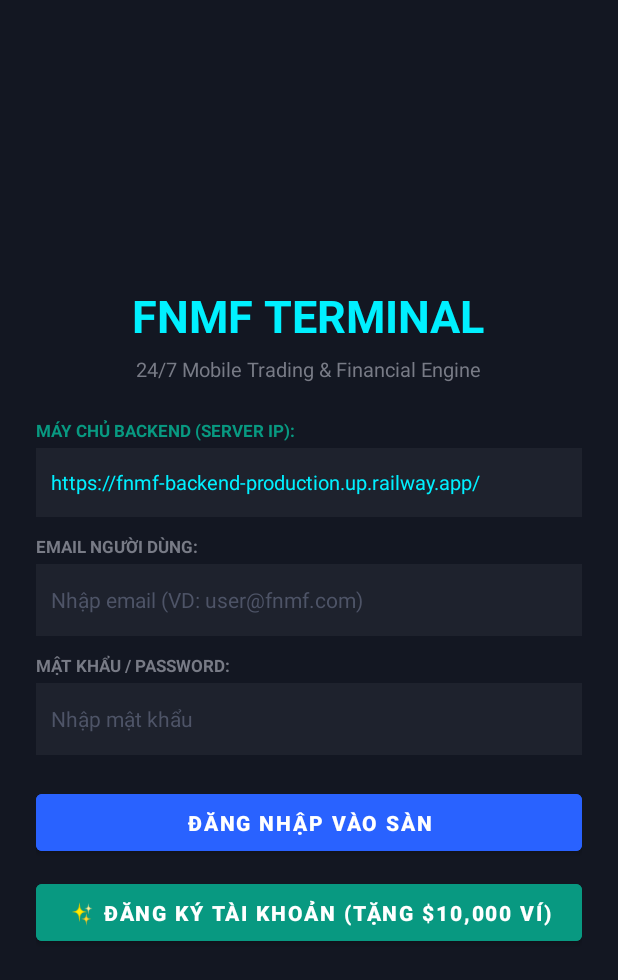
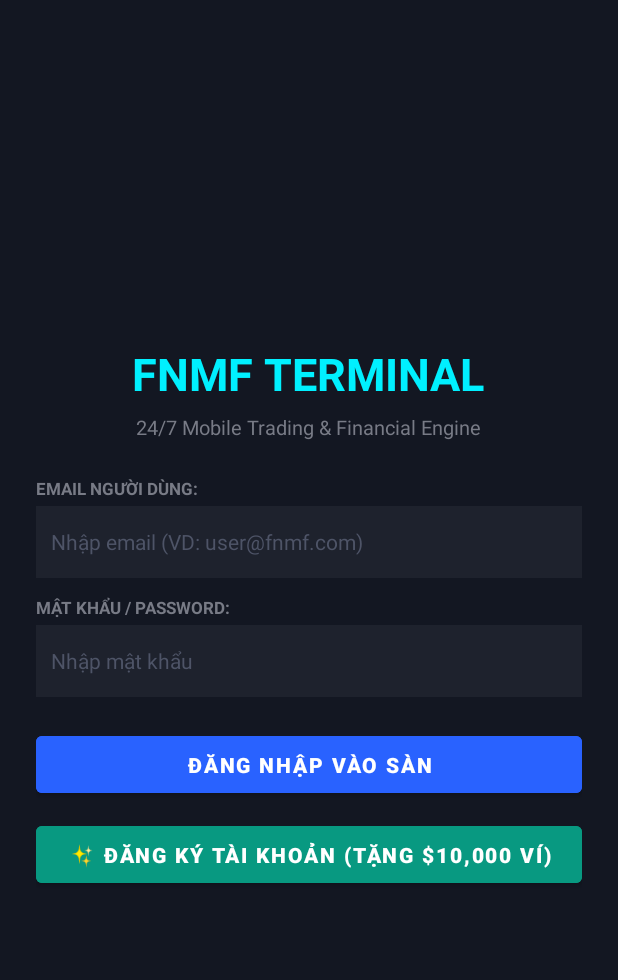
Before and after one commit to megatron69-26/fnmf-app, an Android app: the screen it shows after launch (Activity1), after a tap on "ĐĂNG NHẬP VÀO SÀN", on a phone screen of 412 x 824 dp. Shown: the top 980 px of the screen. Run offline under Robolectric (Android 15) with nearby library versions, the light colour scheme and no system bars.

Commit message:
feat(network): lock application to Railway Cloud and update FNMF-v1.1.15-Market-Failover.apk

```diff
--- a/app/src/main/java/com/example/nhumonglenh/Activity1.kt
+++ b/app/src/main/java/com/example/nhumonglenh/Activity1.kt
@@ -22,9 +22,9 @@ import retrofit2.Response
  * =====================================================================
  * ACTIVITY 1 - MÀN HÌNH ĐĂNG NHẬP & ĐĂNG KÝ (AUTH ENTRYPOINT)
  * =====================================================================
- * 1. ĐĂNG NHẬP (LOGIN): Dùng Username & Password
- * 2. ĐĂNG KÝ (REGISTER): Chỉ cần Username & Password -> Tự cấp ví $10,000 USD
- * 3. SERVER CONFIG: Cho phép chỉnh sửa và lưu Server IP Laptop linh hoạt
+ * 1. ĐĂNG NHẬP (LOGIN): Dùng Email & Password
+ * 2. ĐĂNG KÝ (REGISTER): Chỉ cần Email & Password -> Tự cấp ví $10,000 USD
+ * 3. KẾT NỐI: Luôn sử dụng Railway Cloud Backend của bản production
  * =====================================================================
  */
 class Activity1 : AppCompatActivity() {
@@ -35,17 +35,14 @@ class Activity1 : AppCompatActivity() {
         setContentView(R.layout.layout_activity1)
         Log.d(TAG, "Activity1 onCreate")
 
-        val etServerUrl = findViewById<EditText>(R.id.etServerUrl)
         val etEmail = findViewById<EditText>(R.id.etEmail)
         val etPassword = findViewById<EditText>(R.id.etPassword)
         val btnLogin = findViewById<Button>(R.id.btnLogin)
         val btnRegister = findViewById<Button>(R.id.btnRegister)
 
-        // 1. Tải cấu hình Server URL đã lưu và tự động migrate sang Railway Cloud
+        // 1. Khóa ứng dụng vào Railway Cloud và dọn URL LAN/custom đã lưu từ bản cũ.
         val prefs = getSharedPreferences(NetworkConfig.PREFS_NAME, Context.MODE_PRIVATE)
-        val savedServerUrl = NetworkConfig.getOrMigrateServerUrl(prefs)
-        RetrofitClient.updateBaseUrl(savedServerUrl)
-        etServerUrl.setText(savedServerUrl)
+        RetrofitClient.updateBaseUrl(NetworkConfig.getOrMigrateServerUrl(prefs))
 
         // Di chuyển SharedPreferences từ saved_username sang saved_email (chạy đúng 1 lần)
         when (val migration = NetworkConfig.migrateSavedAccount(prefs)) {
@@ -83,7 +80,6 @@ class Activity1 : AppCompatActivity() {
 
         // 2. Xử lý ĐĂNG NHẬP
         btnLogin.setOnClickListener {
-            val serverUrl = prepareServerUrl(etServerUrl.text.toString().trim(), prefs)
             val rawEmail = etEmail.text.toString().trim()
             val password = etPassword.text.toString() // Không trim mật khẩu
 
@@ -134,7 +130,6 @@ class Activity1 : AppCompatActivity() {
 
         // 3. Xử lý ĐĂNG KÝ TÀI KHOẢN MỚI (CHỈ CẦN EMAIL & PASSWORD)
         btnRegister.setOnClickListener {
-            val serverUrl = prepareServerUrl(etServerUrl.text.toString().trim(), prefs)
             val rawEmail = etEmail.text.toString().trim()
             val password = etPassword.text.toString() // Không trim mật khẩu
 
@@ -200,12 +195,6 @@ class Activity1 : AppCompatActivity() {
         }
     }
 
-    private fun prepareServerUrl(rawUrl: String, prefs: android.content.SharedPreferences): String {
-        val serverUrl = NetworkConfig.saveUserConfiguredUrl(prefs, rawUrl)
-        RetrofitClient.updateBaseUrl(serverUrl)
-        return serverUrl
-    }
-
     private fun saveToken(token: String) {
         com.example.nhumonglenh.data.local.AuthSessionManager.saveToken(this, token)
     }
--- a/app/src/main/java/com/example/nhumonglenh/data/remote/NetworkConfig.kt
+++ b/app/src/main/java/com/example/nhumonglenh/data/remote/NetworkConfig.kt
@@ -17,7 +17,7 @@ object NetworkConfig {
     const val KEY_CONFIG_VERSION = "server_config_version"
 
     const val DEFAULT_SERVER_URL = "https://fnmf-backend-production.up.railway.app/"
-    const val SERVER_CONFIG_VERSION = 2
+    const val SERVER_CONFIG_VERSION = 3
 
     val LEGACY_HOSTS = listOf(
         "172.18.97.109",
@@ -59,23 +59,11 @@ object NetworkConfig {
     }
 
     /**
-     * Hàm thuần tuý (pure function) quyết định Server URL và Config Version mới.
-     * Hoàn toàn độc lập với Android Context, cho phép chạy 100% trên JVM Unit Test.
+     * Bản production chỉ sử dụng Railway Cloud. Mọi URL đã lưu từ các bản cũ,
+     * bao gồm URL LAN và URL tuỳ chỉnh, đều được thay bằng URL chính thức.
      */
     fun decideServerUrl(savedUrl: String?, savedConfigVersion: Int): Pair<String, Int> {
-        if (savedUrl.isNullOrBlank()) {
-            return Pair(DEFAULT_SERVER_URL, SERVER_CONFIG_VERSION)
-        }
-
-        val trimmed = savedUrl.trim()
-
-        // Nếu URL chứa legacy LAN/emulator target hoặc chuỗi URL không hợp lệ:
-        if (isLegacyUrl(trimmed) || !isValidUrl(trimmed)) {
-            return Pair(DEFAULT_SERVER_URL, SERVER_CONFIG_VERSION)
-        }
-
-        // URL tuỳ chỉnh hợp lệ (ví dụ: custom HTTPS server)
-        return Pair(normalizeUrl(trimmed), maxOf(savedConfigVersion, SERVER_CONFIG_VERSION))
+        return Pair(DEFAULT_SERVER_URL, SERVER_CONFIG_VERSION)
     }
 
     /**
@@ -104,18 +92,6 @@ object NetworkConfig {
     fun getServerUrl(context: Context): String {
         val prefs = context.getSharedPreferences(PREFS_NAME, Context.MODE_PRIVATE)
         return getOrMigrateServerUrl(prefs)
-    }
-
-    /**
-     * Lưu URL khi người dùng tự nhập trong màn hình đăng nhập và gán version mới nhất.
-     */
-    fun saveUserConfiguredUrl(prefs: SharedPreferences, url: String): String {
-        val normalized = if (url.isBlank()) DEFAULT_SERVER_URL else normalizeUrl(url)
-        prefs.edit()
-            .putString(KEY_SERVER_URL, normalized)
-            .putInt(KEY_CONFIG_VERSION, SERVER_CONFIG_VERSION)
-            .apply()
-        return normalized
     }
 
     const val KEY_SAVED_EMAIL = "saved_email"
--- a/app/src/main/res/layout/layout_activity1.xml
+++ b/app/src/main/res/layout/layout_activity1.xml
@@ -24,29 +24,7 @@
         android:textSize="13sp"
         android:layout_marginBottom="24dp"/>
 
-    <!-- 1. MÁY CHỦ IP -->
-    <TextView
-        android:layout_width="match_parent"
-        android:layout_height="wrap_content"
-        android:text="MÁY CHỦ BACKEND (SERVER IP):"
-        android:textColor="#089981"
-        android:textSize="11sp"
-        android:textStyle="bold"
-        android:layout_marginBottom="4dp"/>
-
-    <EditText
-        android:id="@+id/etServerUrl"
-        android:layout_width="match_parent"
-        android:layout_height="46dp"
-        android:hint="https://fnmf-backend-production.up.railway.app/"
-        android:textColorHint="#4E5467"
-        android:textColor="#00F0FF"
-        android:background="#1E222D"
-        android:padding="10dp"
-        android:textSize="13sp"
-        android:layout_marginBottom="12dp"/>
-
-    <!-- 2. EMAIL -->
+    <!-- 1. EMAIL -->
     <TextView
         android:layout_width="match_parent"
         android:layout_height="wrap_content"
@@ -70,7 +48,7 @@
         android:textSize="14sp"
         android:layout_marginBottom="12dp"/>
 
-    <!-- 3. PASSWORD -->
+    <!-- 2. PASSWORD -->
     <TextView
         android:layout_width="match_parent"
         android:layout_height="wrap_content"
@@ -94,7 +72,7 @@
         android:textSize="14sp"
         android:layout_marginBottom="20dp"/>
 
-    <!-- 4. NÚT ĐĂNG NHẬP -->
+    <!-- 3. NÚT ĐĂNG NHẬP -->
     <Button
         android:id="@+id/btnLogin"
         android:layout_width="match_parent"
@@ -105,7 +83,7 @@
         android:textColor="#FFFFFF"
         android:layout_marginBottom="10dp"/>
 
-    <!-- 5. NÚT ĐĂNG KÝ MỚI -->
+    <!-- 4. NÚT ĐĂNG KÝ MỚI -->
     <Button
         android:id="@+id/btnRegister"
         android:layout_width="match_parent"
```
Also changed, not shown: 2 other files.
